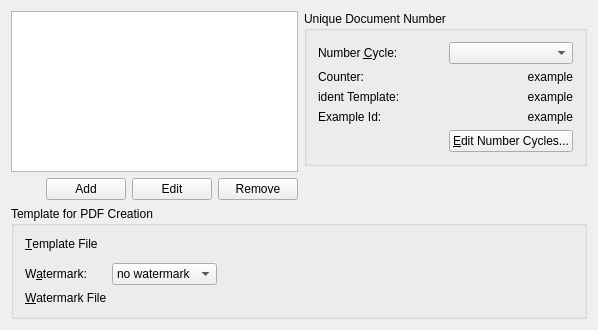
Old version of the form src/doctypeeditbase.ui in the repository dragotin/kraft.
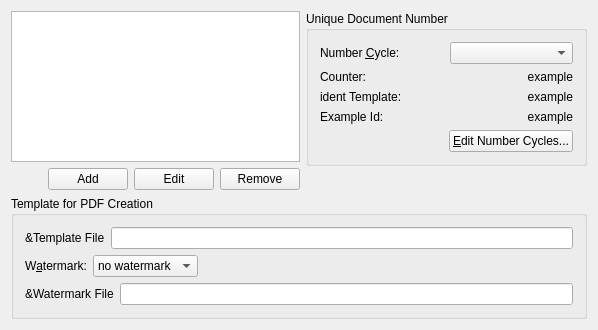
New version of the form. Custom widgets are drawn as their Qt base class.

Patch:
```diff
--- a/src/doctypeeditbase.ui
+++ b/src/doctypeeditbase.ui
@@ -10,7 +10,7 @@
     <height>330</height>
    </rect>
   </property>
-  <layout class="QGridLayout" name="gridLayout">
+  <layout class="QGridLayout" name="gridLayout_2">
    <item row="0" column="0" rowspan="2">
     <layout class="QVBoxLayout">
      <property name="margin">
@@ -221,8 +221,10 @@
      <property name="title">
       <string>Template for PDF Creation</string>
      </property>
-     <layout class="QGridLayout" name="gridLayout_2">
-      <item row="0" column="0">
+     <layout class="QGridLayout" name="gridLayout">
+      <item row="0" column="0" colspan="3">
+       <layout class="QHBoxLayout" name="horizontalLayout">
+        <item>
        <widget class="QLabel" name="textLabel1">
         <property name="text">
          <string>&amp;Template File</string>
@@ -230,28 +232,14 @@
         <property name="wordWrap">
          <bool>false</bool>
         </property>
-        <property name="buddy">
-         <cstring>mTemplateUrl</cstring>
-        </property>
-       </widget>
-      </item>
-      <item row="0" column="1" rowspan="2" colspan="2">
-       <widget class="KUrlRequester" name="mTemplateUrl"/>
-      </item>
-      <item row="1" column="2" rowspan="2">
-       <spacer name="horizontalSpacer">
-        <property name="orientation">
-         <enum>Qt::Horizontal</enum>
-        </property>
-        <property name="sizeHint" stdset="0">
-         <size>
-          <width>353</width>
-          <height>20</height>
-         </size>
-        </property>
-       </spacer>
+         </widget>
+        </item>
+        <item>
+         <widget class="QLineEdit" name="mTemplateUrl"/>
+        </item>
+       </layout>
       </item>
-      <item row="2" column="0">
+      <item row="1" column="0">
        <widget class="QLabel" name="textLabel2">
         <property name="text">
          <string>W&amp;atermark:</string>
@@ -264,7 +252,7 @@
         </property>
        </widget>
       </item>
-      <item row="2" column="1">
+      <item row="1" column="1">
        <widget class="QComboBox" name="mWatermarkCombo">
         <item>
          <property name="text">
@@ -283,7 +271,22 @@
         </item>
        </widget>
       </item>
-      <item row="3" column="0">
+      <item row="1" column="2">
+       <spacer name="horizontalSpacer">
+        <property name="orientation">
+         <enum>Qt::Horizontal</enum>
+        </property>
+        <property name="sizeHint" stdset="0">
+         <size>
+          <width>353</width>
+          <height>20</height>
+         </size>
+        </property>
+       </spacer>
+      </item>
+      <item row="2" column="0" colspan="3">
+       <layout class="QHBoxLayout" name="horizontalLayout_2">
+        <item>
        <widget class="QLabel" name="textLabel1_3">
         <property name="text">
          <string>&amp;Watermark File</string>
@@ -291,13 +294,12 @@
         <property name="wordWrap">
          <bool>false</bool>
         </property>
-        <property name="buddy">
-         <cstring>mTemplateUrl</cstring>
-        </property>
-       </widget>
-      </item>
-      <item row="3" column="1" colspan="2">
-       <widget class="KUrlRequester" name="mWatermarkUrl"/>
+         </widget>
+        </item>
+        <item>
+         <widget class="QLineEdit" name="mWatermarkUrl"/>
+        </item>
+       </layout>
       </item>
      </layout>
     </widget>
@@ -305,19 +307,6 @@
   </layout>
  </widget>
  <layoutdefault spacing="6" margin="11"/>
- <customwidgets>
-  <customwidget>
-   <class>KUrlRequester</class>
-   <extends>QFrame</extends>
-   <header>kurlrequester.h</header>
-   <container>1</container>
-  </customwidget>
- </customwidgets>
- <includes>
-  <include location="local">kurlrequester.h</include>
-  <include location="local">klineedit.h</include>
-  <include location="local">kpushbutton.h</include>
- </includes>
  <resources/>
  <connections/>
 </ui>
```
Lines whose indentation alone changed are shown as unchanged.
